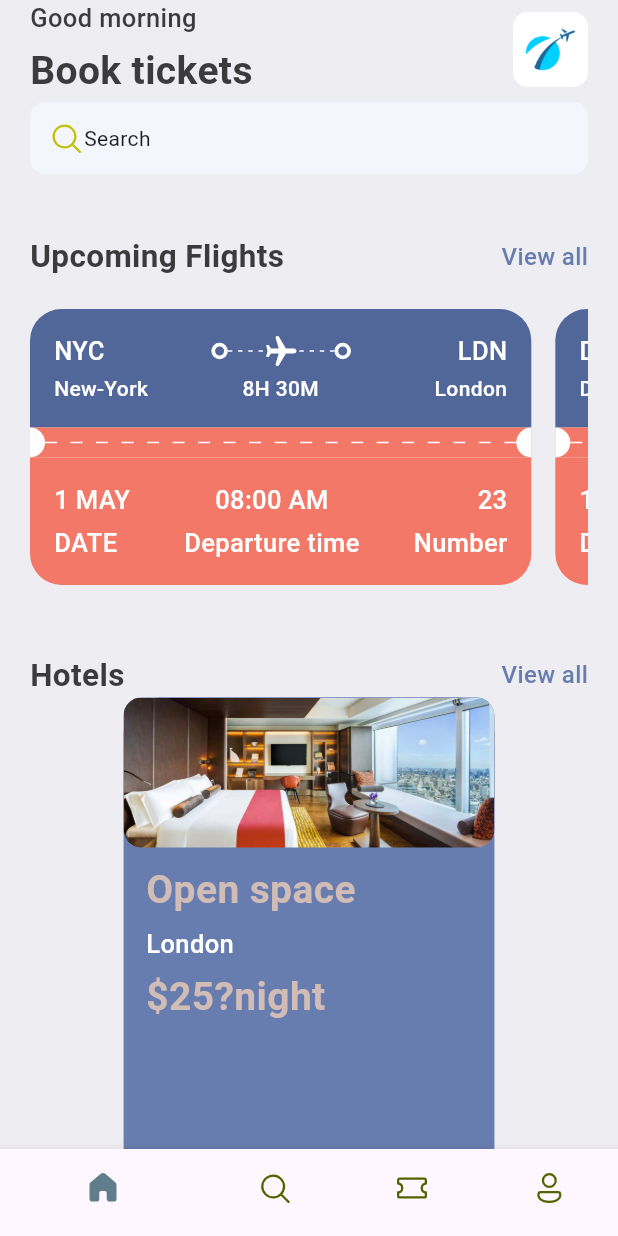
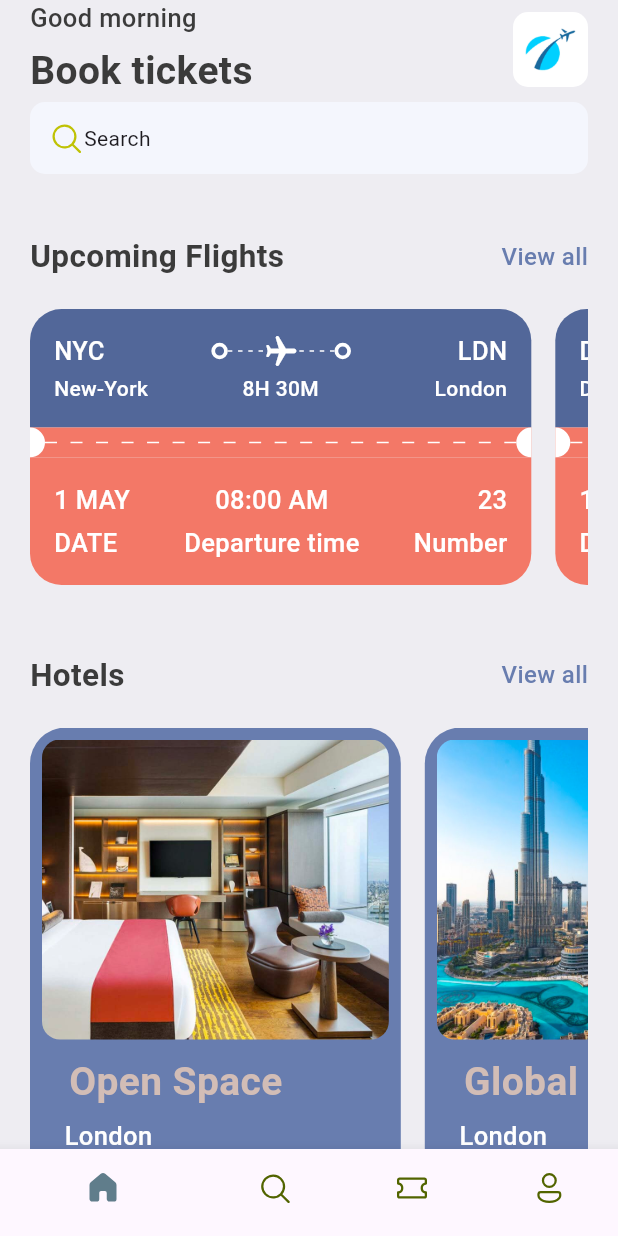
Before and after one commit to patrickNwafo/flutter_project, a Flutter app: the screen it shows after launch, on a phone screen of 412 x 824 dp. Run offline on Flutter 3.47's test engine with Material 3 defaults, Android fonts, the phone set to English and light mode, and no system bars; our stand-ins replace fluentui_icons.

```diff
--- a/lib/base/bottom_nav_bar.dart
+++ b/lib/base/bottom_nav_bar.dart
@@ -1,6 +1,7 @@
 import 'package:fluentui_icons/fluentui_icons.dart';
 import 'package:flutter/material.dart';
-import 'package:ticket_app/screens/home_screen.dart';
+import 'package:ticket_app/screens/home/home_screen.dart';
+import 'package:ticket_app/screens/search/search_screen.dart';
 
 class BottomNavBar extends StatefulWidget {
   const BottomNavBar({super.key});
@@ -13,7 +14,7 @@ class _BottomNavBarState extends State<BottomNavBar> {
   //list is iterated using index
   final appScreens = [
     const HomeScreen(),
-    const Center(child: Text("Search")),
+    const SearchScreen(),
     const Center(child: Text("Tickets")),
     const Center(child: Text("Profile")),
   ];
--- a/lib/base/utils/app_jason.dart
+++ b/lib/base/utils/app_jason.dart
@@ -86,27 +86,27 @@ List<Map<String, dynamic>> ticketList = [
   },
 ];
 
-//
-// List<Map<String, dynamic>> hotelList = [
-//   {
-//     'image': 'one.png',
-//     'place': 'Open Space',
-//     'destination': 'London',
-//     'price': 25
-//   },
-//   {
-//     'image': 'two.png',
-//     'place': 'Global Will',
-//     'destination': 'London',
-//     'price': 40
-//   },
-//   {
-//     'image': 'three.png',
-//     'place': 'Tallest Building',
-//     'destination': 'Dubai',
-//     'price': 68
-//   },
-// ];
+
+List<Map<String, dynamic>> hotelList = [
+  {
+    'image': 'hotel_room.png',
+    'place': 'Open Space',
+    'destination': 'London',
+    'price': 25
+  },
+  {
+    'image': 'city_view.png',
+    'place': 'Global Will',
+    'destination': 'London',
+    'price': 40
+  },
+  {
+    'image': 'pool_view.png',
+    'place': 'Best city pool',
+    'destination': 'Dubai',
+    'price': 68
+  },
+];
 
 // class AppRoutes{
 //
--- a/lib/base/widgets/app_double_text.dart
+++ b/lib/base/widgets/app_double_text.dart
@@ -1,6 +1,6 @@
 import 'package:flutter/material.dart';
 import 'package:ticket_app/base/res/styles/app_styles.dart';
-import 'package:ticket_app/screens/all_tickets.dart';
+import 'package:ticket_app/screens/home/all_tickets.dart';
 
 class AppDoubleText extends StatelessWidget {
   const AppDoubleText(
--- a/lib/main.dart
+++ b/lib/main.dart
@@ -1,6 +1,6 @@
 import 'package:flutter/material.dart';
 import 'package:ticket_app/base/bottom_nav_bar.dart';
-import 'package:ticket_app/screens/all_tickets.dart';
+import 'package:ticket_app/screens/home/all_tickets.dart';
 
 
 void main() {
--- a/lib/screens/home_screen.dart
+++ b/lib/screens/home/home_screen.dart
@@ -2,11 +2,12 @@ import 'package:fluentui_icons/fluentui_icons.dart';
 import 'package:flutter/material.dart';
 import 'package:ticket_app/base/widgets/app_double_text.dart';
 import 'package:ticket_app/base/widgets/ticket_view.dart';
-import 'package:ticket_app/screens/widgets/hotel.dart';
+import 'package:ticket_app/screens/home/widgets/hotel.dart';
 
-import '../base/res/media.dart';
-import '../base/res/styles/app_styles.dart';
-import '../base/utils/app_jason.dart';
+
+import '../../base/res/media.dart';
+import '../../base/res/styles/app_styles.dart';
+import '../../base/utils/app_jason.dart';
 
 class HomeScreen extends StatelessWidget {
   const HomeScreen({super.key});
@@ -24,6 +25,7 @@ class HomeScreen extends StatelessWidget {
           Container(
             padding: const EdgeInsets.symmetric(horizontal: 20),
             child: Column(
+              crossAxisAlignment: CrossAxisAlignment.start,
               children: [
                 Row(
                   mainAxisAlignment: MainAxisAlignment.spaceBetween,
@@ -77,29 +79,37 @@ class HomeScreen extends StatelessWidget {
                 ),
                 Container(),
                 const SizedBox(height: 40),
-                 AppDoubleText(
+                AppDoubleText(
                   bigText: "Upcoming Flights",
                   smallText: "View all",
                   func: () => Navigator.pushNamed(context, "/all_tickets"),
                 ),
                 const SizedBox(height: 20),
                 SingleChildScrollView(
-                  scrollDirection: Axis.horizontal,
+                    scrollDirection: Axis.horizontal,
                     child: Row(
-                      children: ticketList.take(2).map((singleTicket) =>
-                      TicketView(ticket: singleTicket)
-                      ).toList(),
-                    )
-                ),
+                      children: ticketList
+                          .take(2)
+                          .map((singleTicket) =>
+                              TicketView(ticket: singleTicket))
+                          .toList(),
+                    )),
                 const SizedBox(height: 40),
-                 AppDoubleText(
+                AppDoubleText(
                   bigText: "Hotels",
                   smallText: "View all",
-                   func: () {
-
-                   },
+                  func: () {},
                 ),
-                  Hotel()
+                const SizedBox(height: 20),
+                 SingleChildScrollView(
+                    scrollDirection: Axis.horizontal,
+                    child: Row(
+                      children: hotelList
+                          .take(2)
+                          .map((singleHotel) =>
+                          Hotel(hotel: singleHotel))
+                          .toList(),
+                    ))
               ],
             ),
           ),
--- a/lib/screens/widgets/hotel.dart
+++ b/lib/screens/home/widgets/hotel.dart
@@ -3,14 +3,17 @@ import 'package:ticket_app/base/res/media.dart';
 import 'package:ticket_app/base/res/styles/app_styles.dart';
 
 class Hotel extends StatelessWidget {
-  const Hotel({super.key});
+  final Map<String, dynamic> hotel;
+  const Hotel({super.key, required this.hotel});
 
   @override
   Widget build(BuildContext context) {
     final size = MediaQuery.of(context).size;
     return Container(
+      padding: EdgeInsets.all(8.0),
       width: size.width * 0.6,
       height: 350,
+      margin: EdgeInsets.only(right: 16),
       decoration: BoxDecoration(
           color: AppStyles.primaryColor,
           borderRadius: BorderRadius.circular(24)),
@@ -18,42 +21,43 @@ class Hotel extends StatelessWidget {
         crossAxisAlignment: CrossAxisAlignment.start,
         children: [
           Container(
-            height: 100,
+            height: 200,
             decoration: BoxDecoration(
                 color: AppStyles.primaryColor,
                 borderRadius: BorderRadius.circular(12),
-                image: DecorationImage(
-                    fit: BoxFit.cover,
-                    image: AssetImage(AppMedia.hotelRoom))),
+                image:  DecorationImage(
+                    fit: BoxFit.cover, image: AssetImage("assets/images/${hotel['image']}"))),
           ),
-          const SizedBox(height: 10,),
+          const SizedBox(
+            height: 10,
+          ),
+          Padding(
+            padding: const EdgeInsets.only(left: 18),
+            child: Text(
+              hotel['place'],
+              style:
+                  AppStyles.headLineStyle1.copyWith(color: AppStyles.kakiColor),
+            ),
+          ),
+          SizedBox(
+            height: 5,
+          ),
           Padding(
             padding: const EdgeInsets.only(left: 15),
             child: Text(
-              "Open space",
-              style: AppStyles.headLineStyle1.copyWith(
-                color: AppStyles.kakiColor
-              ),
+              hotel['destination'],
+              style: AppStyles.headLineStyle2.copyWith(color: Colors.white),
             ),
           ),
-          SizedBox(height: 5,),
+          SizedBox(
+            height: 5,
+          ),
           Padding(
             padding: const EdgeInsets.only(left: 15),
             child: Text(
-              "London",
-              style: AppStyles.headLineStyle2.copyWith(
-                  color: Colors.white
-              ),
-            ),
-          ),
-          SizedBox(height: 5,),
-          Padding(
-            padding: const EdgeInsets.only(left: 15),
-            child: Text(
-              "\$25?night",
-              style: AppStyles.headLineStyle1.copyWith(
-                  color: AppStyles.kakiColor
-              ),
+              "\$${hotel['price']}/night",
+              style:
+                  AppStyles.headLineStyle1.copyWith(color: AppStyles.kakiColor),
             ),
           )
         ],
```
Also changed, not shown: lib/screens/search/search_screen.dart (added, +29 -0 lines), lib/screens/search/widgets/app_ticket_tabs.dart (added, +40 -0 lines), lib/screens/home/all_tickets.dart (renamed from lib/screens/all_tickets.dart).
